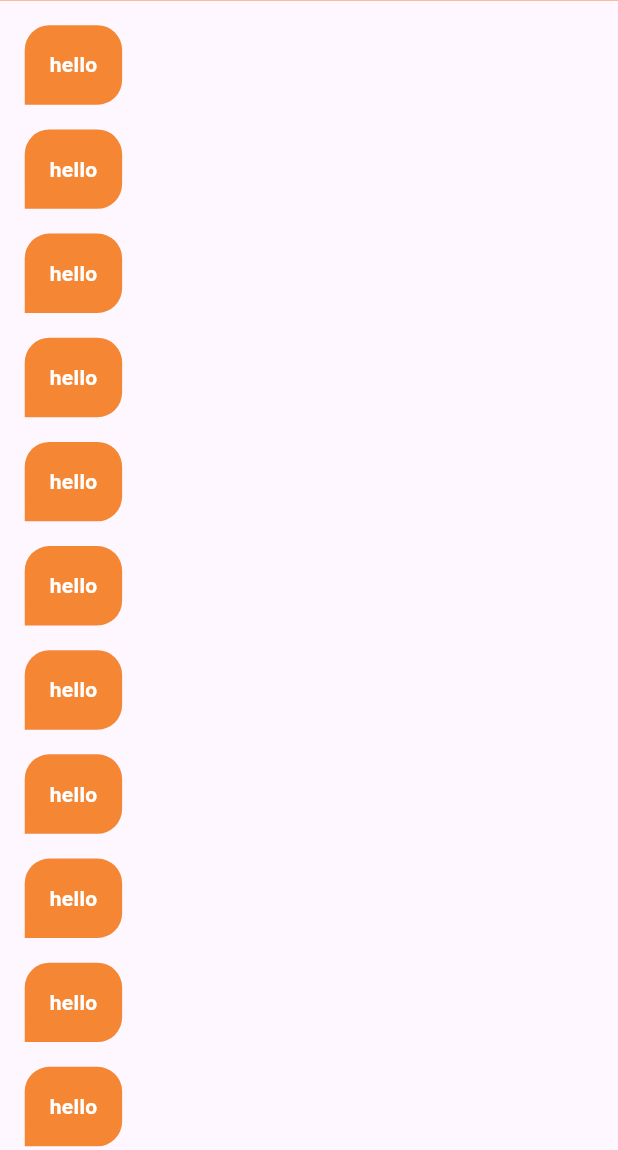
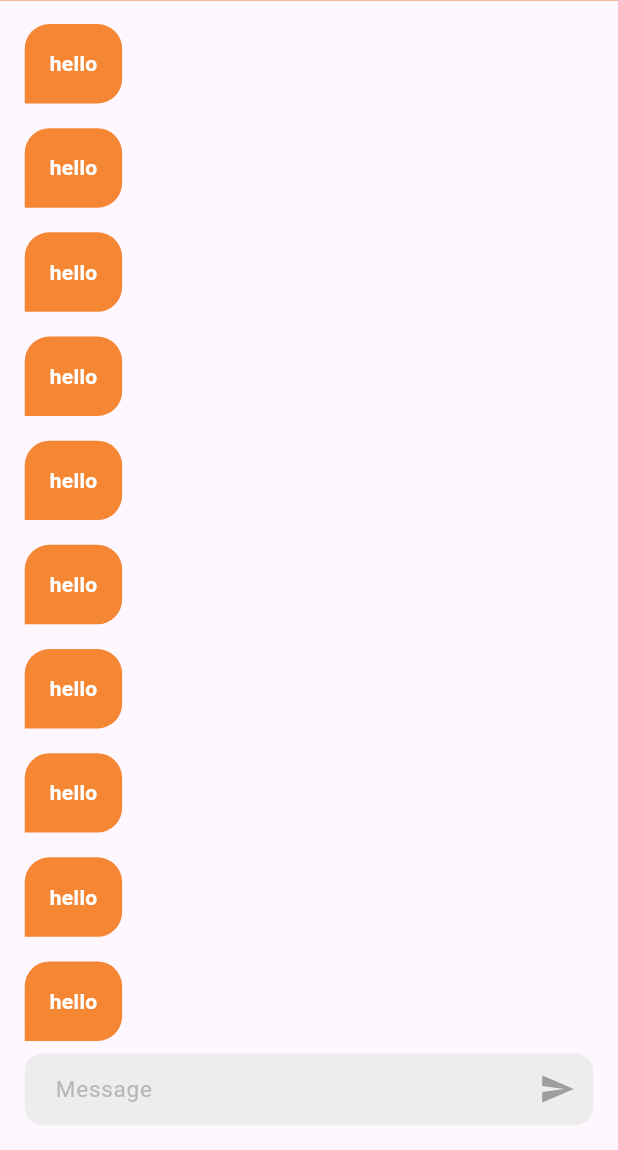
Before and after one commit to abdelrahmanyasser65/codemanchat, a Flutter app: the ChatView screen opened by its route, on a phone screen of 412 x 824 dp, the part 86-1236 px from its top. Run offline on Flutter 3.47's test engine with Material 2 defaults, Android fonts, the phone set to English and light mode, and no system bars; our stand-ins replace firebase_auth, firebase_core, flutter_bloc, go_router, google_sign_in, hexcolor and 3 more; accounts and stored records are empty.

Commit message:
textfiled in chat

```diff
--- a/lib/core/widget/custom_textField.dart
+++ b/lib/core/widget/custom_textField.dart
@@ -5,6 +5,7 @@ import 'package:flutter/material.dart';
 class CustomTextField extends StatelessWidget {
   const CustomTextField(
       {Key? key,
+        this.suffixIcon,
       required this.controller,
       this.onChanged,
       required this.keyboardType,
@@ -18,7 +19,7 @@ class CustomTextField extends StatelessWidget {
   final bool obscureText;
   final int maxLines;
   final String hintText;
-
+  final Widget ?suffixIcon;
   @override
   Widget build(BuildContext context) {
     return TextField(
@@ -29,6 +30,7 @@ class CustomTextField extends StatelessWidget {
       obscureText: obscureText,
       maxLines: maxLines,
       decoration: InputDecoration(
+        suffixIcon:suffixIcon,
         hintText: hintText,
         hintStyle: TextStyle(fontSize: 15, color: ColorManager.hintTextColor),
         fillColor: ColorManager.lightGrey,
--- a/lib/features/chat/presentation/views/chat_view.dart
+++ b/lib/features/chat/presentation/views/chat_view.dart
@@ -15,7 +15,7 @@ class ChatView extends StatelessWidget {
         preferredSize: Size.fromHeight(Sized.s7),
         child: Container(),
       ),
-      body:const SafeArea(
+      body: SafeArea(
         child: ChatViewBody(),
       ),
     );
--- a/lib/features/chat/presentation/views/widgets/chat_view_body.dart
+++ b/lib/features/chat/presentation/views/widgets/chat_view_body.dart
@@ -1,14 +1,46 @@
+import 'package:codemanchat/core/ersources/colors.dart';
+import 'package:codemanchat/core/ersources/values.dart';
+import 'package:codemanchat/core/widget/custom_textField.dart';
 import 'package:codemanchat/features/chat/presentation/views/widgets/chat_bubble.dart';
 import 'package:flutter/material.dart';
 class ChatViewBody extends StatelessWidget {
-  const ChatViewBody({Key? key}) : super(key: key);
-
+   ChatViewBody({Key? key}) : super(key: key);
+final TextEditingController messageController=TextEditingController();
   @override
   Widget build(BuildContext context) {
-    return  ListView.builder(
-      itemBuilder: (context,index){
-        return ChatBubble(text: "hello");
-      },
+    return  Column(
+
+      children: [
+        Expanded(
+          child: ListView.builder(
+            reverse: true,
+            itemBuilder: (context,index){
+              return const  ChatBubble(text: "hello");
+            },
+          ),
+        ),
+        Padding(
+          padding: EdgeInsets.only(
+            left: Sized.s2,
+            right: Sized.s2,
+            top: Sized.s1,
+            bottom: Sized.s2
+          ),
+          child: CustomTextField(
+              controller: messageController,
+              keyboardType: TextInputType.text,
+              hintText: 'Message',
+            suffixIcon: IconButton(
+              onPressed: messageController.text.isNotEmpty?
+              (){print("run");}:(){print("no");},
+              icon: Icon(Icons.send
+              ,color: messageController.text.isNotEmpty?
+                ColorManager.primary:ColorManager.grey,
+              ),
+            ),
+          ),
+        )
+      ],
     );
   }
 }
--- a/pubspec.yaml
+++ b/pubspec.yaml
@@ -44,6 +44,7 @@ dependencies:
   flutter_bloc: ^8.1.2
   google_sign_in: ^6.1.0
   modal_progress_hud_nsn: ^0.4.0
+  cloud_firestore: ^4.5.3
 
 dev_dependencies:
   flutter_test:
```
Also changed, not shown: pubspec.lock, 1 other file.
